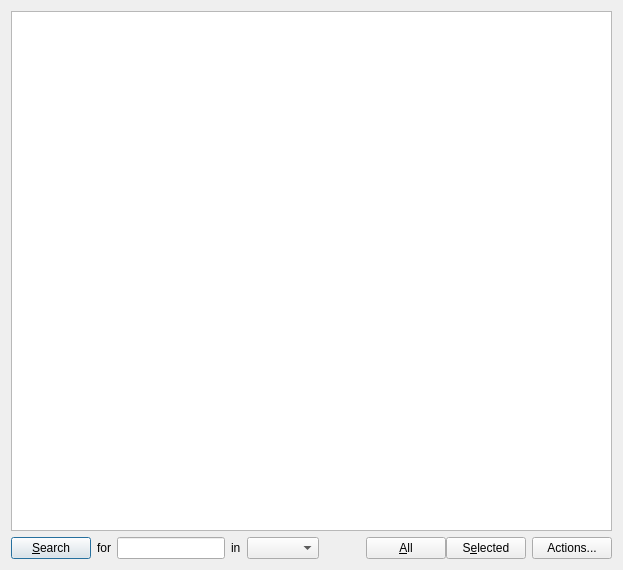
This is qgis/src/ui/BeataGui.ui in sourcepole/qgis as Qt 5 draws it before an edit. The edited form follows.
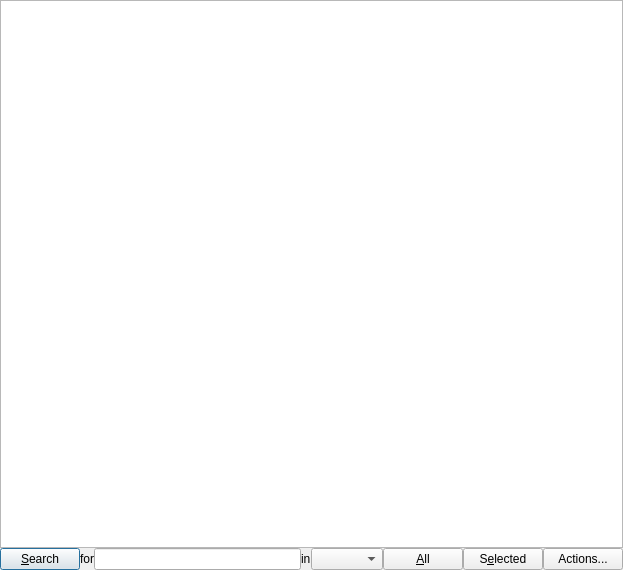
This is the edited form. Custom widgets are drawn as their Qt base class.

Commit message: Layout tweaks for new attribute table to remove margin space

Diff of the .ui file:
```diff
--- a/qgis/src/ui/BeataGui.ui
+++ b/qgis/src/ui/BeataGui.ui
@@ -12,11 +12,33 @@
   <property name="windowTitle" >
    <string>Attribute Table</string>
   </property>
-  <layout class="QVBoxLayout" >
-   <item>
-    <widget class="BeataView" name="mView" />
+  <layout class="QGridLayout" >
+   <property name="leftMargin" >
+    <number>0</number>
+   </property>
+   <property name="topMargin" >
+    <number>0</number>
+   </property>
+   <property name="rightMargin" >
+    <number>0</number>
+   </property>
+   <property name="bottomMargin" >
+    <number>0</number>
+   </property>
+   <property name="horizontalSpacing" >
+    <number>0</number>
+   </property>
+   <property name="verticalSpacing" >
+    <number>0</number>
+   </property>
+   <item row="0" column="0" >
+    <widget class="BeataView" name="mView" >
+     <property name="alternatingRowColors" >
+      <bool>true</bool>
+     </property>
+    </widget>
    </item>
-   <item>
+   <item row="1" column="0" >
     <layout class="QHBoxLayout" >
      <item>
       <widget class="QPushButton" name="searchButton" >
@@ -46,27 +68,6 @@
       <widget class="QComboBox" name="columnBox" />
      </item>
      <item>
-      <spacer>
-       <property name="orientation" >
-        <enum>Qt::Horizontal</enum>
-       </property>
-       <property name="sizeHint" >
-        <size>
-         <width>40</width>
-         <height>20</height>
-        </size>
-       </property>
-      </spacer>
-     </item>
-     <item>
-      <layout class="QHBoxLayout" >
-       <property name="spacing" >
-        <number>0</number>
-       </property>
-       <property name="leftMargin" >
-        <number>0</number>
-       </property>
-       <item>
         <widget class="QPushButton" name="btnShowAll" >
          <property name="focusPolicy" >
           <enum>Qt::NoFocus</enum>
@@ -91,8 +92,6 @@
           <bool>true</bool>
          </property>
         </widget>
-       </item>
-      </layout>
      </item>
      <item>
       <widget class="QPushButton" name="actionsButton" >
```
Lines whose indentation alone changed are shown as unchanged.
